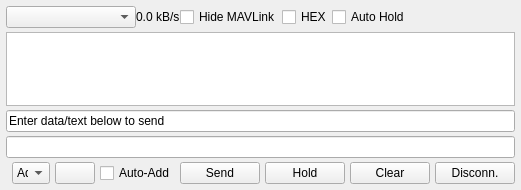
This is src/ui/DebugConsole.ui in mavlink/qgroundcontrol as Qt 5 draws it before an edit. The edited form follows.
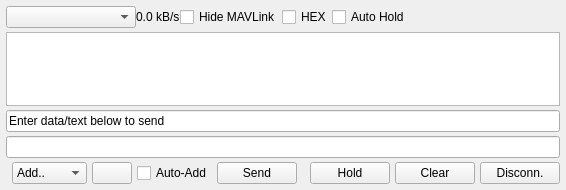
This is the edited form. Icons and pictures are not drawn.

Commit message: Fixed support for CRLF and other special symbol handling

What changed in the file:
```diff
--- a/src/ui/DebugConsole.ui
+++ b/src/ui/DebugConsole.ui
@@ -6,7 +6,7 @@
    <rect>
     <x>0</x>
     <y>0</y>
-    <width>466</width>
+    <width>566</width>
     <height>190</height>
    </rect>
   </property>
```
Left out of the diff: 5 changed lines with no effect on the pictures. The commit also changes 2 other files.
